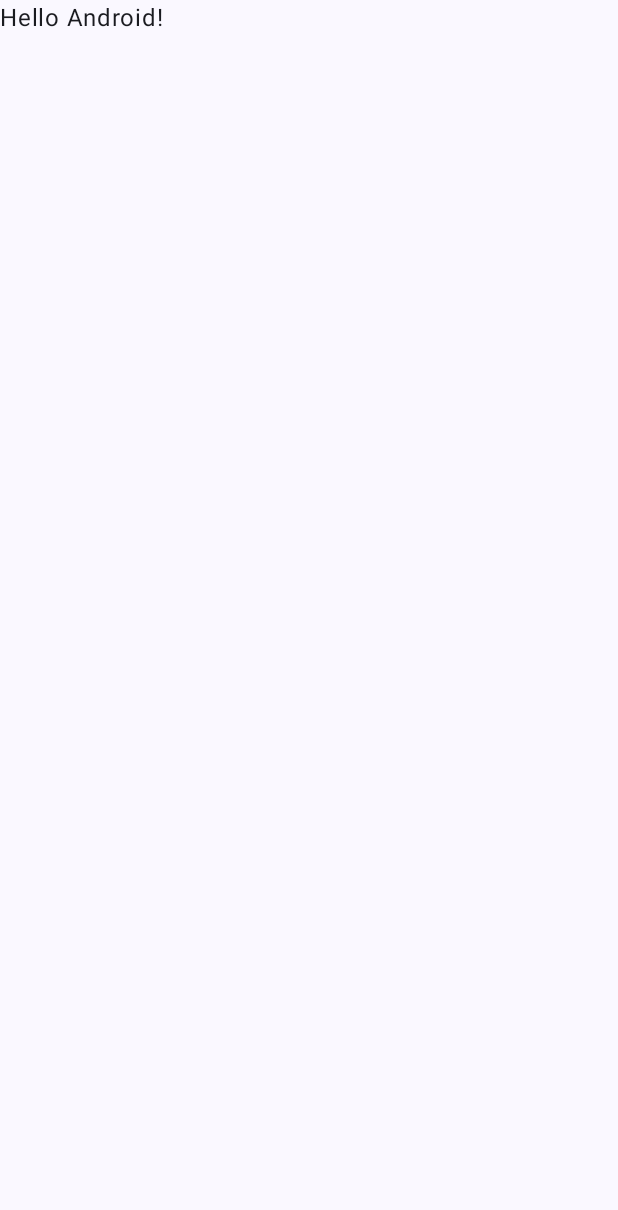
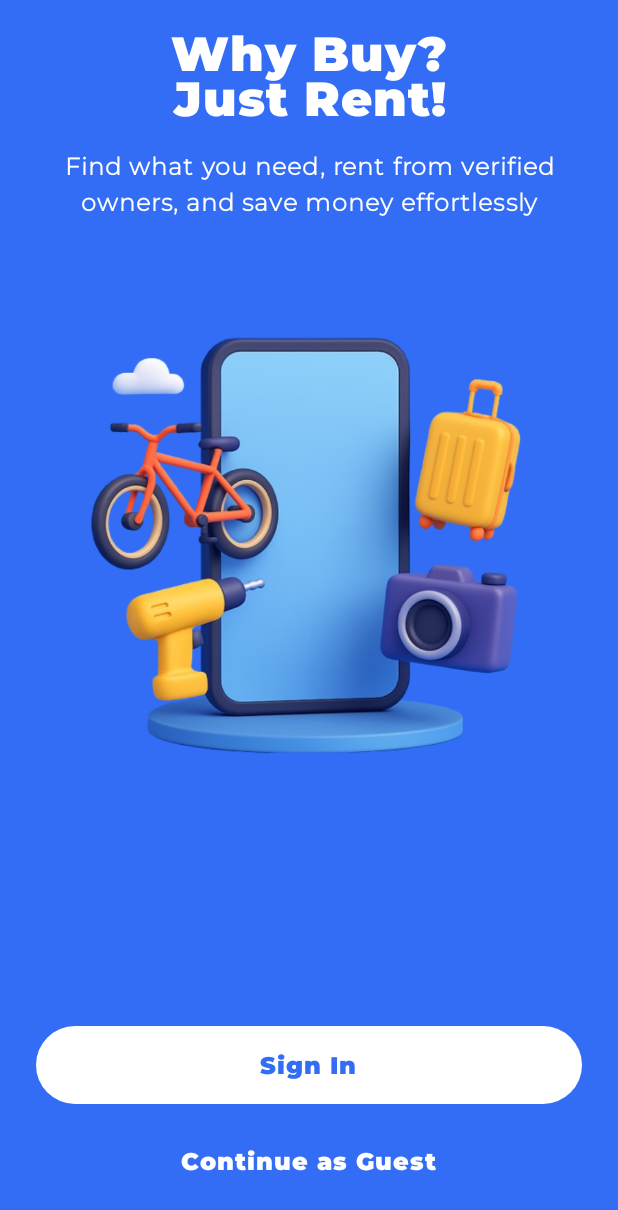
Before and after one commit to Souvick009/RentifyX, an Android app built with Jetpack Compose: the screen it shows after launch (MainActivity), on a phone screen of 412 x 824 dp. Before the commit the part shown is almost empty. Shown: the top 1210 px of the screen. Run offline under Robolectric (Android 15) with nearby library versions, the phone set to English and light mode, and no system bars; our stand-ins replace accompanist, constraintlayout-compose.

Commit message:
Created Welcome Screen, Persistent to one Theme across both light and dark theme

```diff
--- a/app/build.gradle.kts
+++ b/app/build.gradle.kts
@@ -56,4 +56,6 @@ dependencies {
     androidTestImplementation(libs.androidx.ui.test.junit4)
     debugImplementation(libs.androidx.ui.tooling)
     debugImplementation(libs.androidx.ui.test.manifest)
+    implementation(libs.accompanist.systemuicontroller)
+    implementation(libs.androidx.constraintlayout.compose)
 }
--- a/app/src/main/java/com/example/rentifyx/MainActivity.kt
+++ b/app/src/main/java/com/example/rentifyx/MainActivity.kt
@@ -3,45 +3,17 @@ package com.example.rentifyx
 import android.os.Bundle
 import androidx.activity.ComponentActivity
 import androidx.activity.compose.setContent
-import androidx.activity.enableEdgeToEdge
-import androidx.compose.foundation.layout.fillMaxSize
-import androidx.compose.foundation.layout.padding
-import androidx.compose.material3.Scaffold
-import androidx.compose.material3.Text
-import androidx.compose.runtime.Composable
-import androidx.compose.ui.Modifier
-import androidx.compose.ui.tooling.preview.Preview
+import com.example.rentifyx.screens.WelcomeScreenWithConstraint
 import com.example.rentifyx.ui.theme.RentifyXTheme
 
 class MainActivity : ComponentActivity() {
     override fun onCreate(savedInstanceState: Bundle?) {
         super.onCreate(savedInstanceState)
-        enableEdgeToEdge()
         setContent {
             RentifyXTheme {
-                Scaffold(modifier = Modifier.fillMaxSize()) { innerPadding ->
-                    Greeting(
-                        name = "Android",
-                        modifier = Modifier.padding(innerPadding)
-                    )
-                }
+                WelcomeScreenWithConstraint()
+//                WelcomeScreen()
             }
         }
     }
 }
-
-@Composable
-fun Greeting(name: String, modifier: Modifier = Modifier) {
-    Text(
-        text = "Hello $name!",
-        modifier = modifier
-    )
-}
-
-@Preview(showBackground = true)
-@Composable
-fun GreetingPreview() {
-    RentifyXTheme {
-        Greeting("Android")
-    }
-}
--- /dev/null
+++ b/app/src/main/java/com/example/rentifyx/reusablecomposable/Screens.kt
@@ -0,0 +1,109 @@
+package com.example.rentifyx.reusablecomposable
+
+import androidx.compose.foundation.layout.Column
+import androidx.compose.foundation.layout.Spacer
+import androidx.compose.foundation.layout.fillMaxSize
+import androidx.compose.foundation.layout.height
+import androidx.compose.foundation.layout.imePadding
+import androidx.compose.foundation.layout.navigationBarsPadding
+import androidx.compose.foundation.layout.statusBarsPadding
+import androidx.compose.foundation.layout.wrapContentWidth
+import androidx.compose.material3.CenterAlignedTopAppBar
+import androidx.compose.material3.ExperimentalMaterial3Api
+import androidx.compose.material3.HorizontalDivider
+import androidx.compose.material3.Icon
+import androidx.compose.material3.IconButton
+import androidx.compose.material3.MaterialTheme
+import androidx.compose.material3.Surface
+import androidx.compose.material3.Text
+import androidx.compose.material3.TopAppBarColors
+import androidx.compose.runtime.Composable
+import androidx.compose.ui.Alignment
+import androidx.compose.ui.Modifier
+import androidx.compose.ui.graphics.Color
+import androidx.compose.ui.graphics.vector.ImageVector
+import androidx.compose.ui.unit.dp
+import com.example.rentifyx.ui.theme.RentifyXTheme
+
+@Composable
+fun BaseScreen(
+    modifier: Modifier = Modifier,
+    titleText: String = "",
+    navigationIcon: ImageVector? = null,
+    navigationOnClick: (() -> Unit)? = null,
+    content: @Composable () -> Unit,
+    isToolbarNeeded: Boolean,
+    backgroundColorForSurface: Color
+) {
+    RentifyXTheme {
+        Surface(
+            modifier = modifier
+                .fillMaxSize()
+                .imePadding(),
+            color = backgroundColorForSurface
+        ) {
+            Column(
+                modifier = Modifier
+                    .fillMaxSize()
+                    .navigationBarsPadding()
+                    .statusBarsPadding()
+            ) {
+                if (isToolbarNeeded) {
+                    CustomToolbar(titleText, navigationIcon, navigationOnClick)
+                }
+                Spacer(Modifier.height(10.dp))
+                content()
+            }
+        }
+    }
+
+
+}
+
+@OptIn(ExperimentalMaterial3Api::class)
+@Composable
+fun CustomToolbar(
+    titleText: String = "",
+    navigationIcon: ImageVector? = null,
+    navigationOnClick: (() -> Unit)? = null
+) {
+    RentifyXTheme {
+        Column {
+            CenterAlignedTopAppBar(
+                title = {
+                    Text(
+                        titleText,
+                        style = MaterialTheme.typography.bodyLarge,
+                        modifier = Modifier.wrapContentWidth(Alignment.Start)
+                    )
+                },
+                navigationIcon = {
+                    navigationIcon?.let {
+                        IconButton(onClick = {
+                            navigationOnClick?.invoke()
+                        }) {
+                            Icon(
+                                imageVector = it,
+                                contentDescription = ""
+                            )
+                        }
+
+                    }
+                },
+                colors = TopAppBarColors(
+                    containerColor = MaterialTheme.colorScheme.background,
+                    scrolledContainerColor = MaterialTheme.colorScheme.background,
+                    navigationIconContentColor = MaterialTheme.colorScheme.onBackground,
+                    titleContentColor = MaterialTheme.colorScheme.onBackground,
+                    actionIconContentColor = MaterialTheme.colorScheme.background
+                ),
+            )
+            HorizontalDivider(
+                thickness = 1.dp,
+                color = MaterialTheme.colorScheme.secondaryContainer
+            )
+        }
+
+    }
+
+}
--- /dev/null
+++ b/app/src/main/java/com/example/rentifyx/screens/WelcomeScreen.kt
@@ -0,0 +1,136 @@
+package com.example.rentifyx.screens
+
+import androidx.compose.foundation.BorderStroke
+import androidx.compose.foundation.Image
+import androidx.compose.foundation.layout.aspectRatio
+import androidx.compose.foundation.layout.fillMaxSize
+import androidx.compose.foundation.layout.fillMaxWidth
+import androidx.compose.foundation.layout.height
+import androidx.compose.foundation.layout.navigationBarsPadding
+import androidx.compose.foundation.layout.padding
+import androidx.compose.foundation.layout.statusBarsPadding
+import androidx.compose.foundation.layout.widthIn
+import androidx.compose.material3.ButtonDefaults
+import androidx.compose.material3.FilledTonalButton
+import androidx.compose.material3.MaterialTheme
+import androidx.compose.material3.OutlinedButton
+import androidx.compose.material3.Surface
+import androidx.compose.material3.Text
+import androidx.compose.runtime.Composable
+import androidx.compose.ui.Modifier
+import androidx.compose.ui.graphics.Color
+import androidx.compose.ui.layout.ContentScale
+import androidx.compose.ui.res.painterResource
+import androidx.compose.ui.text.font.FontWeight
+import androidx.compose.ui.text.style.TextAlign
+import androidx.compose.ui.tooling.preview.Preview
+import androidx.compose.ui.unit.dp
+import androidx.constraintlayout.compose.ConstraintLayout
+import com.example.rentifyx.R
+import com.example.rentifyx.ui.theme.RentifyXTheme
+import com.example.rentifyx.ui.theme.WelcomeScreenColor
+
+@Preview(showSystemUi = true)
+@Composable
+fun WelcomeScreenWithConstraint() {
+    RentifyXTheme {
+        Surface(
+            modifier = Modifier.fillMaxSize(),
+            color = WelcomeScreenColor
+        ) {
+            ConstraintLayout(
+                modifier = Modifier
+                    .fillMaxSize()
+                    .statusBarsPadding()
+                    .navigationBarsPadding()
+            ) {
+                val (title,
+                    subtitle,
+                    image,
+                    signInBtn,
+                    guestBtn)
+                        = createRefs()
+                val guidelineTop = createGuidelineFromTop(0.02f)
+                Text(
+                    text = "Why Buy?\nJust Rent!",
+                    style = MaterialTheme.typography.titleLarge,
+                    color = Color.White,
+                    textAlign = TextAlign.Center,
+                    modifier = Modifier.constrainAs(title) {
+                        top.linkTo(guidelineTop, margin = 0.dp)
+                        start.linkTo(parent.start)
+                        end.linkTo(parent.end)
+                    }
+                )
+
+                Text(
+                    text = "Find what you need, rent from verified owners, and save money effortlessly",
+                    style = MaterialTheme.typography.bodyMedium,
+                    color = Color.White,
+                    fontWeight = FontWeight.W600,
+                    textAlign = TextAlign.Center,
+                    modifier = Modifier
+                        .widthIn(max = 350.dp)
+                        .constrainAs(subtitle) {
+                            top.linkTo(title.bottom, margin = 16.dp)
+                            start.linkTo(parent.start)
+                            end.linkTo(parent.end)
+                        }
+                )
+
+                Image(
+                    painter = painterResource(R.drawable.welcome_screen_image),
+                    contentDescription = null,
+                    contentScale = ContentScale.Fit,
+                    modifier = Modifier
+                        .fillMaxWidth(0.8f)
+                        .aspectRatio(1f)
+                        .constrainAs(image) {
+                            top.linkTo(subtitle.bottom, margin = 50.dp)
+                            start.linkTo(parent.start)
+                            end.linkTo(parent.end)
+                        }
+                )
+
+                FilledTonalButton(
+                    onClick = { },
+                    colors = ButtonDefaults.filledTonalButtonColors(
+                        containerColor = Color.White,
+                        contentColor = WelcomeScreenColor
+                    ),
+                    modifier = Modifier
+                        .fillMaxWidth()
+                        .height(52.dp)
+                        .padding(horizontal = 24.dp)
+                        .constrainAs(signInBtn) {
+                            bottom.linkTo(guestBtn.top, margin = 12.dp)
+                            start.linkTo(parent.start)
+                            end.linkTo(parent.end)
+                        }
+                ) {
+                    Text("Sign In", style = MaterialTheme.typography.bodyLarge)
+                }
+
+                OutlinedButton(
+                    onClick = { },
+                    border = BorderStroke(0.dp, Color.Transparent),
+                    colors = ButtonDefaults.outlinedButtonColors(
+                        containerColor = Color.Transparent,
+                        contentColor = Color.White
+                    ),
+                    modifier = Modifier
+                        .fillMaxWidth()
+                        .height(52.dp)
+                        .padding(horizontal = 24.dp)
+                        .constrainAs(guestBtn) {
+                            bottom.linkTo(parent.bottom, margin = 24.dp)
+                            start.linkTo(parent.start)
+                            end.linkTo(parent.end)
+                        }
+                ) {
+                    Text("Continue as Guest", style = MaterialTheme.typography.bodyLarge)
+                }
+            }
+        }
+    }
+}
--- a/app/src/main/java/com/example/rentifyx/ui/theme/Color.kt
+++ b/app/src/main/java/com/example/rentifyx/ui/theme/Color.kt
@@ -2,10 +2,4 @@ package com.example.rentifyx.ui.theme
 
 import androidx.compose.ui.graphics.Color
 
-val Purple80 = Color(0xFFD0BCFF)
-val PurpleGrey80 = Color(0xFFCCC2DC)
-val Pink80 = Color(0xFFEFB8C8)
-
-val Purple40 = Color(0xFF6650a4)
-val PurpleGrey40 = Color(0xFF625b71)
-val Pink40 = Color(0xFF7D5260)
+val WelcomeScreenColor = Color(0xFF336DF6)
--- a/app/src/main/java/com/example/rentifyx/ui/theme/Theme.kt
+++ b/app/src/main/java/com/example/rentifyx/ui/theme/Theme.kt
@@ -1,55 +1,33 @@
 package com.example.rentifyx.ui.theme
 
-import android.app.Activity
-import android.os.Build
-import androidx.compose.foundation.isSystemInDarkTheme
 import androidx.compose.material3.MaterialTheme
-import androidx.compose.material3.darkColorScheme
-import androidx.compose.material3.dynamicDarkColorScheme
-import androidx.compose.material3.dynamicLightColorScheme
 import androidx.compose.material3.lightColorScheme
 import androidx.compose.runtime.Composable
-import androidx.compose.ui.platform.LocalContext
+import androidx.compose.runtime.SideEffect
+import com.google.accompanist.systemuicontroller.rememberSystemUiController
 
-private val DarkColorScheme = darkColorScheme(
-    primary = Purple80,
-    secondary = PurpleGrey80,
-    tertiary = Pink80
+
+private val LightColorScheme = lightColorScheme(
+
 )
 
-private val LightColorScheme = lightColorScheme(
-    primary = Purple40,
-    secondary = PurpleGrey40,
-    tertiary = Pink40
-
-    /* Other default colors to override
-    background = Color(0xFFFFFBFE),
-    surface = Color(0xFFFFFBFE),
-    onPrimary = Color.White,
-    onSecondary = Color.White,
-    onTertiary = Color.White,
-    onBackground = Color(0xFF1C1B1F),
-    onSurface = Color(0xFF1C1B1F),
-    */
-)
-
+@Suppress("SpellCheckingInspection")
 @Composable
 fun RentifyXTheme(
-    darkTheme: Boolean = isSystemInDarkTheme(),
-    // Dynamic color is available on Android 12+
-    dynamicColor: Boolean = true,
     content: @Composable () -> Unit
 ) {
-    val colorScheme = when {
-        dynamicColor && Build.VERSION.SDK_INT >= Build.VERSION_CODES.S -> {
-            val context = LocalContext.current
-            if (darkTheme) dynamicDarkColorScheme(context) else dynamicLightColorScheme(context)
-        }
-
-        darkTheme -> DarkColorScheme
-        else -> LightColorScheme
+    val systemUiController = rememberSystemUiController()
+    val colorScheme = LightColorScheme
+    SideEffect {
+        systemUiController.setStatusBarColor(
+            color = WelcomeScreenColor,
+            darkIcons = false
+        )
+        systemUiController.setNavigationBarColor(
+            color = WelcomeScreenColor,
+            navigationBarContrastEnforced = false
+        )
     }
-
     MaterialTheme(
         colorScheme = colorScheme,
         typography = Typography,
--- a/app/src/main/java/com/example/rentifyx/ui/theme/Type.kt
+++ b/app/src/main/java/com/example/rentifyx/ui/theme/Type.kt
@@ -2,33 +2,38 @@ package com.example.rentifyx.ui.theme
 
 import androidx.compose.material3.Typography
 import androidx.compose.ui.text.TextStyle
+import androidx.compose.ui.text.font.Font
 import androidx.compose.ui.text.font.FontFamily
 import androidx.compose.ui.text.font.FontWeight
 import androidx.compose.ui.unit.sp
+import com.example.rentifyx.R
 
-// Set of Material typography styles to start with
+val MontserratBold = FontFamily(
+    Font(R.font.montserrat_black, FontWeight.Bold)
+)
+val MontserratNormal = FontFamily(
+    Font(R.font.montserrat_light, FontWeight.Normal)
+)
 val Typography = Typography(
     bodyLarge = TextStyle(
-        fontFamily = FontFamily.Default,
+        fontFamily = MontserratBold,
         fontWeight = FontWeight.Normal,
         fontSize = 16.sp,
         lineHeight = 24.sp,
-        letterSpacing = 0.5.sp
+        letterSpacing = 0.7.sp
+    ),
+    titleLarge = TextStyle(
+        fontFamily = MontserratBold,
+        fontWeight = FontWeight.Bold,
+        fontSize = 32.sp,
+        lineHeight = 30.sp,
+        letterSpacing = 0.6.sp
+    ),
+    bodyMedium = TextStyle(
+        fontFamily = MontserratNormal,
+        fontWeight = FontWeight.Normal,
+        fontSize = 16.sp,
+        lineHeight = 24.sp,
+        letterSpacing = 0.7.sp
     )
-    /* Other default text styles to override
-    titleLarge = TextStyle(
-        fontFamily = FontFamily.Default,
-        fontWeight = FontWeight.Normal,
-        fontSize = 22.sp,
-        lineHeight = 28.sp,
-        letterSpacing = 0.sp
-    ),
-    labelSmall = TextStyle(
-        fontFamily = FontFamily.Default,
-        fontWeight = FontWeight.Medium,
-        fontSize = 11.sp,
-        lineHeight = 16.sp,
-        letterSpacing = 0.5.sp
-    )
-    */
 )
--- a/gradle/libs.versions.toml
+++ b/gradle/libs.versions.toml
@@ -1,5 +1,7 @@
 [versions]
+accompanistSystemuicontroller = "0.31.1-alpha"
 agp = "8.9.1"
+constraintlayoutCompose = "1.1.1"
 kotlin = "2.0.21"
 coreKtx = "1.15.0"
 junit = "4.13.2"
@@ -10,6 +12,8 @@ activityCompose = "1.10.1"
 composeBom = "2024.09.00"
 
 [libraries]
+accompanist-systemuicontroller = { module = "com.google.accompanist:accompanist-systemuicontroller", version.ref = "accompanistSystemuicontroller" }
+androidx-constraintlayout-compose = { module = "androidx.constraintlayout:constraintlayout-compose", version.ref = "constraintlayoutCompose" }
 androidx-core-ktx = { group = "androidx.core", name = "core-ktx", version.ref = "coreKtx" }
 junit = { group = "junit", name = "junit", version.ref = "junit" }
 androidx-junit = { group = "androidx.test.ext", name = "junit", version.ref = "junitVersion" }
```
Also changed, not shown: app/src/main/res/drawable/welcome_screen_image.png (added), app/src/main/res/font/montserrat_black.ttf (added), app/src/main/res/font/montserrat_bold.ttf (added), app/src/main/res/font/montserrat_light.ttf (added).
